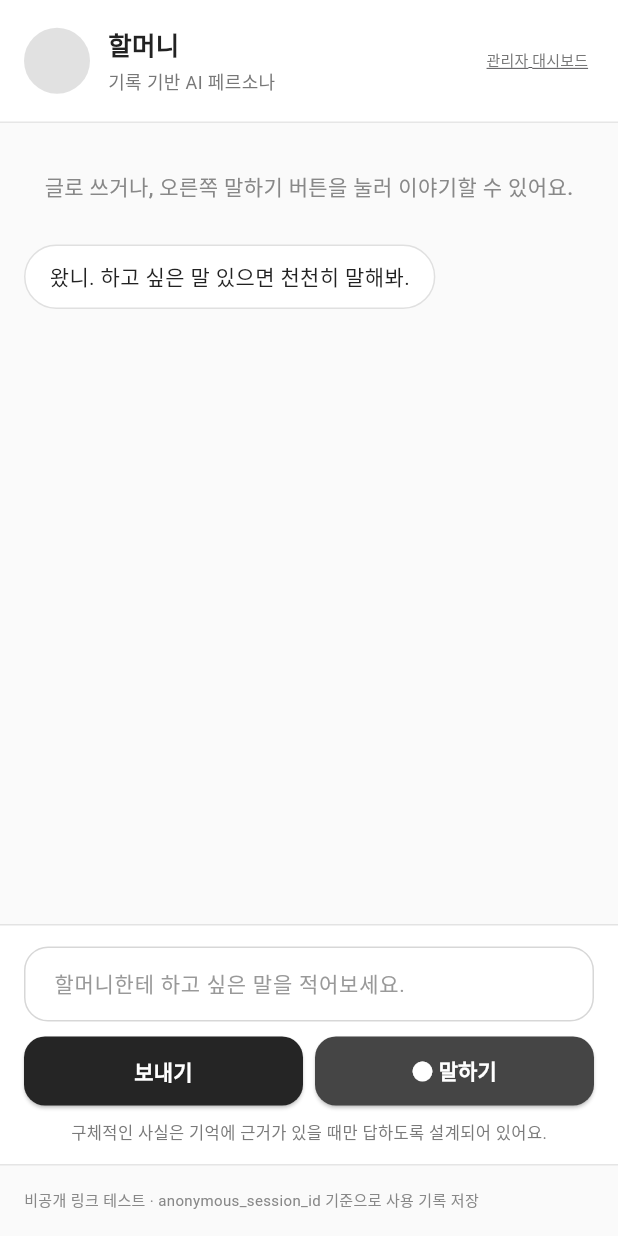
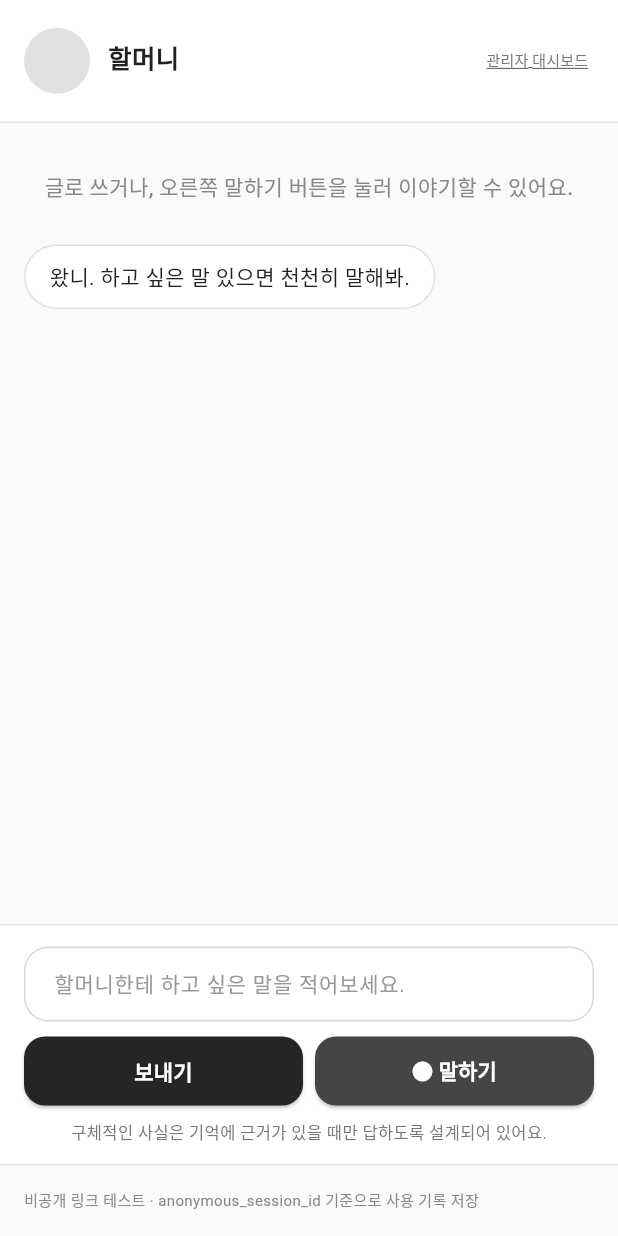
Before and after one commit to MediLux-TalkTo/TalkTo_PersonaAI_FE, a Flutter app: the screen it shows after launch, on a phone screen of 412 x 824 dp. Run offline on Flutter 3.47's test engine with Material 3 defaults, Android fonts, the phone set to English and light mode, and no system bars; our stand-ins replace dio, fl_chart, just_audio; missing offline and left inert: record; network calls fail.

Commit message:
문구수정

```diff
--- a/lib/features/chat/chat_page.dart
+++ b/lib/features/chat/chat_page.dart
@@ -519,15 +519,15 @@ class _PersonaHeader extends StatelessWidget {
                   overflow: TextOverflow.ellipsis,
                 ),
                 const SizedBox(height: 4),
-                Text(
-                  description,
-                  style: TextStyle(
-                    fontSize: isMobile ? 12 : 15,
-                    color: const Color(0xFF777777),
-                  ),
-                  maxLines: 1,
-                  overflow: TextOverflow.ellipsis,
-                ),
+                // Text(
+                //   description,
+                //   style: TextStyle(
+                //     fontSize: isMobile ? 12 : 15,
+                //     color: const Color(0xFF777777),
+                //   ),
+                //   maxLines: 1,
+                //   overflow: TextOverflow.ellipsis,
+                // ),
               ],
             ),
           ),
```
